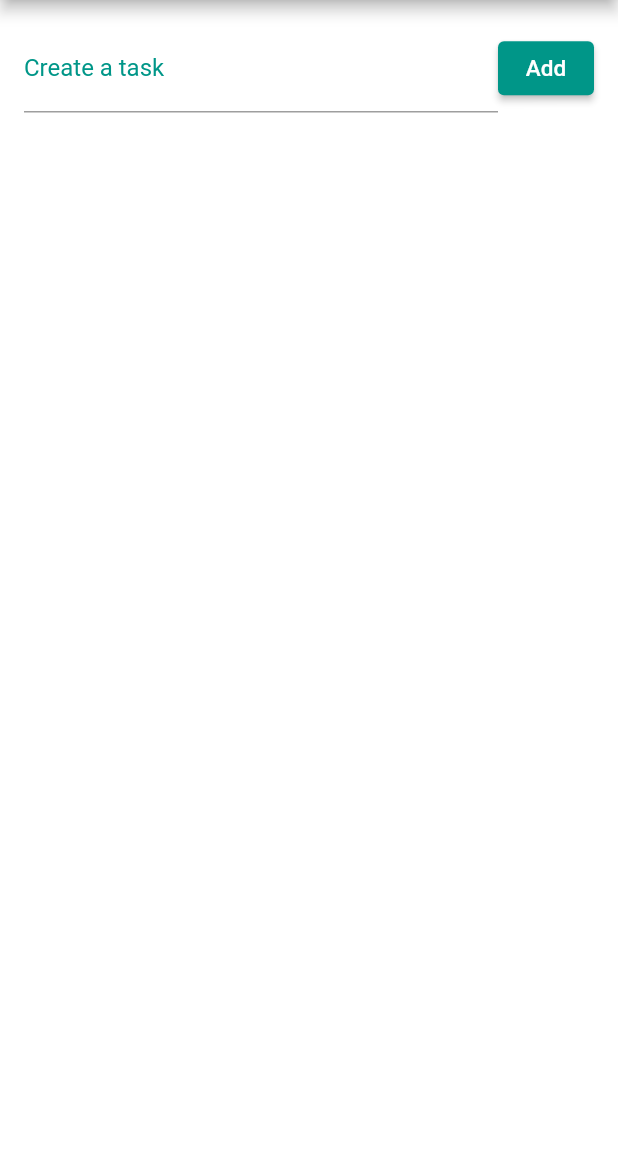
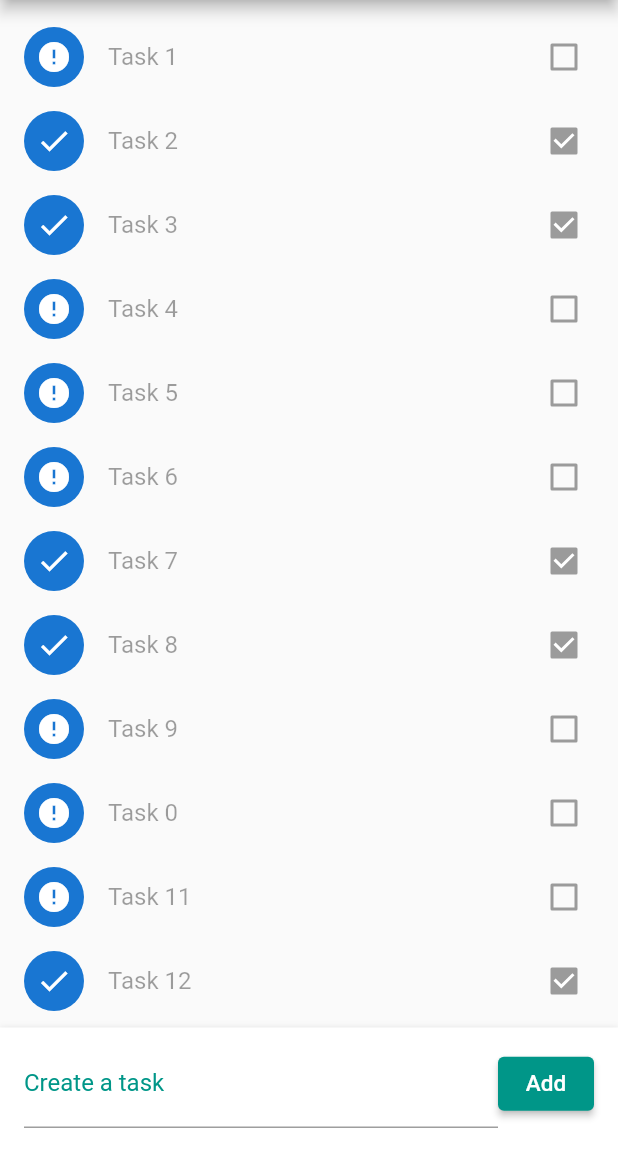
Before and after one commit to 90lucasgabriel/flutter-04-todo-list, a Flutter app: the screen it shows after launch, on a phone screen of 412 x 824 dp, the part 84-1236 px from its top. Run offline on Flutter 3.47's test engine with Material 2 defaults, Android fonts, the phone set to English and light mode, and no system bars.

Commit message:
03 - New: List with checkbox and icons;

```diff
--- a/lib/main.dart
+++ b/lib/main.dart
@@ -18,7 +18,23 @@ class Home extends StatefulWidget {
 }
 
 class _HomeState extends State<Home> {
-  List _todoList = [];
+  List _todoList = [
+    {'title': 'Task 1', 'accomplished': false},
+    {'title': 'Task 2', 'accomplished': true},
+    {'title': 'Task 3', 'accomplished': true},
+    {'title': 'Task 4', 'accomplished': false},
+    {'title': 'Task 5', 'accomplished': false},
+    {'title': 'Task 6', 'accomplished': false},
+    {'title': 'Task 7', 'accomplished': true},
+    {'title': 'Task 8', 'accomplished': true},
+    {'title': 'Task 9', 'accomplished': false},
+    {'title': 'Task 0', 'accomplished': false},
+    {'title': 'Task 11', 'accomplished': false},
+    {'title': 'Task 12', 'accomplished': true},
+    {'title': 'Task 13', 'accomplished': true},
+    {'title': 'Task 14', 'accomplished': false},
+    {'title': 'Task 15', 'accomplished': false},
+  ];
 
   @override
   Widget build(BuildContext context) {
@@ -29,8 +45,24 @@ class _HomeState extends State<Home> {
       ),
       body: Column(
         children: <Widget>[
+          Expanded(
+            child: ListView.builder(
+                padding: EdgeInsets.only(top: 10),
+                itemCount: _todoList.length,
+                itemBuilder: (context, index) {
+                  return CheckboxListTile(
+                    title: Text(_todoList[index]['title']),
+                    value: _todoList[index]['accomplished'],
+                    secondary: CircleAvatar(
+                      child: Icon(_todoList[index]['accomplished']
+                          ? Icons.check
+                          : Icons.error),
+                    ),
+                  );
+                }),
+          ),
           Container(
-            padding: EdgeInsets.all(16),
+            padding: EdgeInsets.fromLTRB(16, 8, 16, 16),
             child: Row(
               children: <Widget>[
                 Expanded(
@@ -57,10 +89,20 @@ class _HomeState extends State<Home> {
                 ),
               ],
             ),
-          )
+            decoration: BoxDecoration(
+              color: Colors.white,
+              boxShadow: [
+                BoxShadow(
+                  color: Colors.grey[300],
+                  blurRadius: 3,
+                  spreadRadius: 0,
+                  offset: Offset(0, 0),
+                )
+              ],
+            ),
+          ),
         ],
       ),
-      backgroundColor: Colors.white,
     );
   }
 
```
